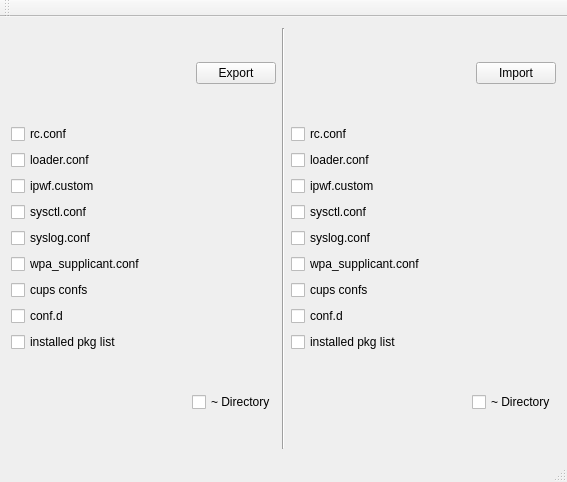
Qt form src-qt5/to-systemexport/mainwindow.ui (trueos/trueos-utils-qt5) before a commit.
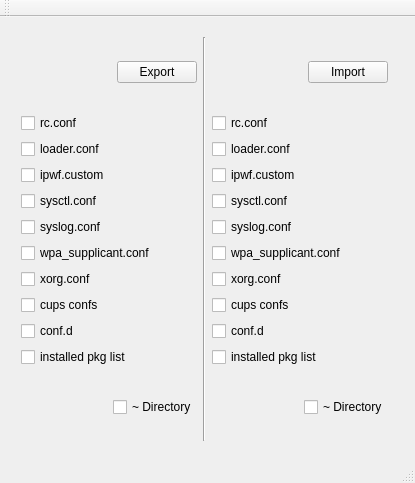
The same form after that commit.

Commit message: add xorg.conf as option

```diff
--- a/src-qt5/to-systemexport/mainwindow.ui
+++ b/src-qt5/to-systemexport/mainwindow.ui
@@ -6,14 +6,23 @@
    <rect>
     <x>0</x>
     <y>0</y>
-    <width>567</width>
-    <height>482</height>
+    <width>415</width>
+    <height>483</height>
    </rect>
   </property>
   <property name="windowTitle">
    <string>MainWindow</string>
   </property>
   <widget class="QWidget" name="centralWidget">
+   <widget class="QWidget" name="">
+    <property name="geometry">
+     <rect>
+      <x>10</x>
+      <y>9</y>
+      <width>389</width>
+      <height>426</height>
+     </rect>
+    </property>
    <layout class="QHBoxLayout" name="horizontalLayout_5">
     <item>
      <layout class="QVBoxLayout" name="verticalLayout_2">
@@ -85,6 +94,13 @@
           </property>
          </widget>
         </item>
+         <item>
+          <widget class="QCheckBox" name="echeckBox_xorgconf">
+           <property name="text">
+            <string>xorg.conf</string>
+           </property>
+          </widget>
+         </item>
         <item>
          <widget class="QCheckBox" name="echeckBox_cupsconfs">
           <property name="text">
@@ -142,7 +158,7 @@
      </widget>
     </item>
     <item>
-     <layout class="QVBoxLayout" name="verticalLayout_3">
+      <layout class="QVBoxLayout" name="verticalLayout_4">
       <item>
        <layout class="QHBoxLayout" name="horizontalLayout_3">
         <item>
@@ -168,7 +184,7 @@
        </layout>
       </item>
       <item>
-       <layout class="QVBoxLayout" name="verticalLayout_4">
+        <layout class="QVBoxLayout" name="verticalLayout_3">
         <item>
          <widget class="QCheckBox" name="icheckBox_rcconf">
           <property name="text">
@@ -211,6 +227,13 @@
           </property>
          </widget>
         </item>
+         <item>
+          <widget class="QCheckBox" name="icheckBox_xorgconf">
+           <property name="text">
+            <string>xorg.conf</string>
+           </property>
+          </widget>
+         </item>
         <item>
          <widget class="QCheckBox" name="icheckBox_cupsconfs">
           <property name="text">
@@ -261,6 +284,7 @@
      </layout>
     </item>
    </layout>
+   </widget>
   </widget>
   <widget class="QToolBar" name="mainToolBar">
    <attribute name="toolBarArea">
```
Lines whose indentation alone changed are shown as unchanged. The commit also changes 1 other file.
